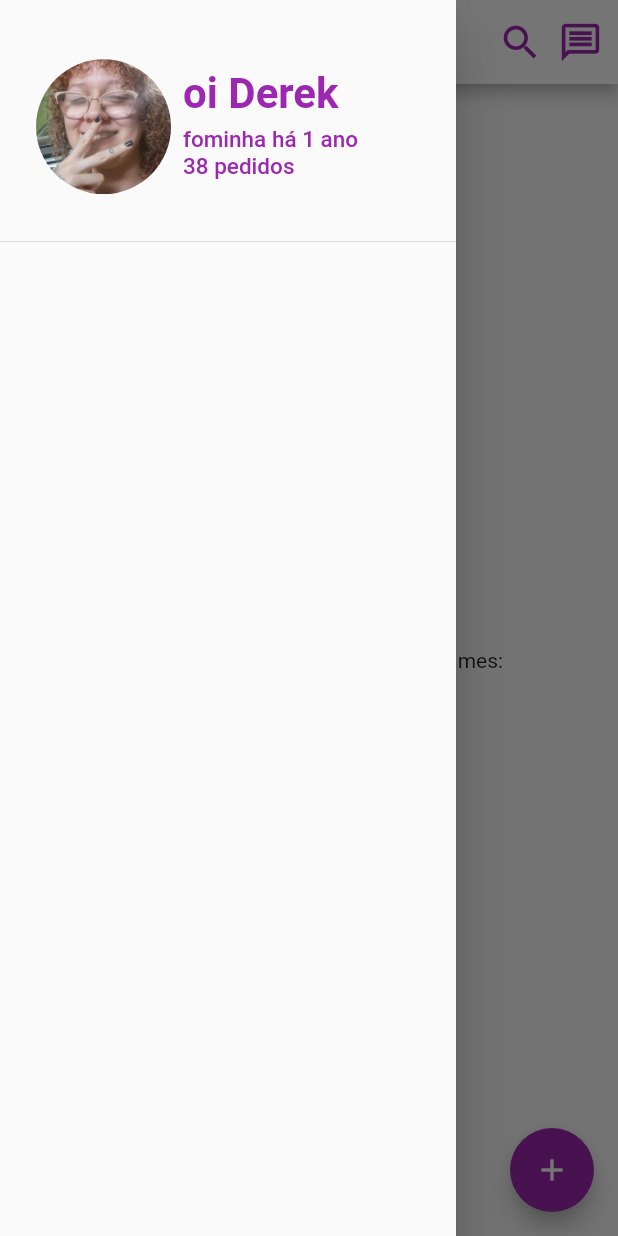
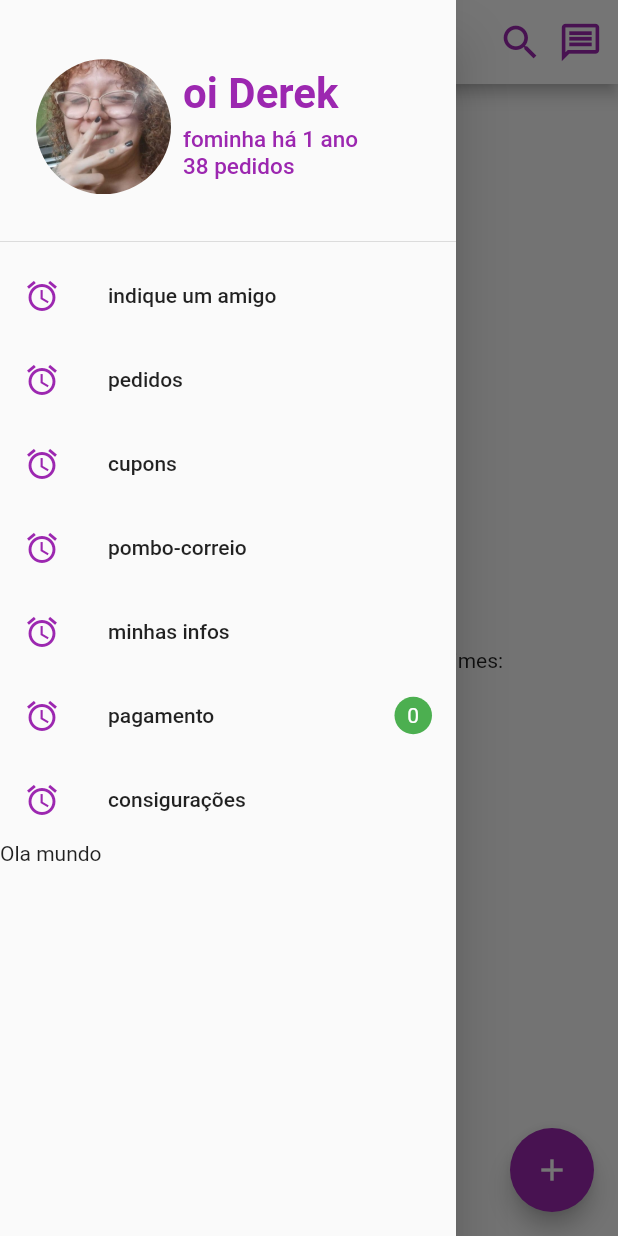
Before and after one commit to derek-alves/Flutter, a Flutter app: the screen it shows after launch, with the side drawer open, on a phone screen of 412 x 824 dp. Run offline on Flutter 3.47's test engine with Material 2 defaults, Android fonts, the light colour scheme and no system bars.

Commit message:
Drwaer 80% done

```diff
--- a/clone_aiqfome/lib/components/drawer.dart
+++ b/clone_aiqfome/lib/components/drawer.dart
@@ -70,6 +70,76 @@ class MainDrawer extends StatelessWidget {
               ),
             ),
           ),
+          ListTile(
+            leading: Icon(
+              Icons.access_alarm_outlined,
+              color: Theme.of(context).accentColor,
+            ),
+            title: Text('indique um amigo'),
+          ),
+          ListTile(
+            leading: Icon(
+              Icons.access_alarm_outlined,
+              color: Theme.of(context).accentColor,
+            ),
+            title: Text('pedidos'),
+          ),
+          ListTile(
+            leading: Icon(
+              Icons.access_alarm_outlined,
+              color: Theme.of(context).accentColor,
+            ),
+            title: Text('cupons'),
+          ),
+          ListTile(
+            leading: Icon(
+              Icons.access_alarm_outlined,
+              color: Theme.of(context).accentColor,
+            ),
+            title: Text('pombo-correio'),
+          ),
+          ListTile(
+            leading: Icon(
+              Icons.access_alarm_outlined,
+              color: Theme.of(context).accentColor,
+            ),
+            title: Text('minhas infos'),
+          ),
+          ListTile(
+            leading: Icon(
+              Icons.access_alarm_outlined,
+              color: Theme.of(context).accentColor,
+            ),
+            title: Text('pagamento'),
+            trailing: Container(
+              alignment: Alignment.center,
+              width: 25,
+              height: 25,
+              child: Text(
+                '0',
+                style: TextStyle(color: Colors.white),
+              ),
+              decoration: BoxDecoration(
+                color: Colors.green,
+                borderRadius: BorderRadius.circular(40),
+              ),
+            ),
+          ),
+          ListTile(
+            leading: Icon(
+              Icons.access_alarm_outlined,
+              color: Theme.of(context).accentColor,
+            ),
+            title: Text('consigurações'),
+          ),
+          Expanded(
+            child: Align(
+              alignment: Alignment.bottomCenter,
+              child: Row(
+                children: [Text("Ola mundo")],
+              ),
+            ),
+          )
         ],
       ),
     );
--- a/clone_aiqfome/lib/main.dart
+++ b/clone_aiqfome/lib/main.dart
@@ -23,6 +23,7 @@ class MyApp extends StatelessWidget {
         900: const Color(0xFFFFFFFF),
       },
     );
+
     return MaterialApp(
       title: 'Flutter Demo',
       theme: ThemeData(
```
